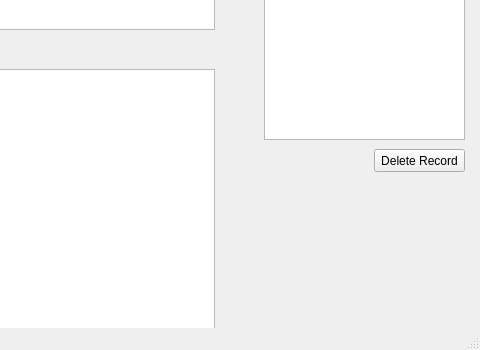
First picture: the form in main page.ui, repository SyedMTaseen/DataSeed, before the edit; both pictures show x 686 to 1166 and y 341 to 691 of the 1166 by 691 pixel window.
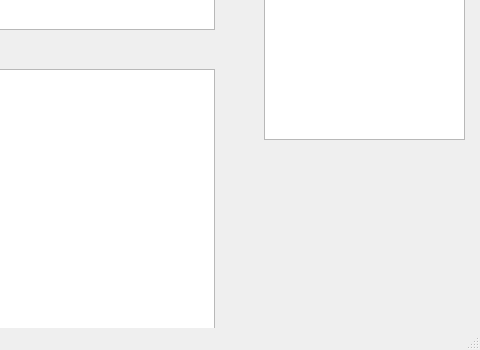
Second picture: the form after the edit.

The edit to the form file:
```diff
--- a/main page.ui
+++ b/main page.ui
@@ -159,22 +159,6 @@
      <string>My Data For Sell:</string>
     </property>
    </widget>
-   <widget class="QPushButton" name="deleterecord">
-    <property name="geometry">
-     <rect>
-      <x>1060</x>
-      <y>490</y>
-      <width>91</width>
-      <height>23</height>
-     </rect>
-    </property>
-    <property name="text">
-     <string>Delete Record</string>
-    </property>
-    <property name="autoDefault">
-     <bool>true</bool>
-    </property>
-   </widget>
    <widget class="QPushButton" name="deletedata">
     <property name="geometry">
      <rect>
```
Left out of the diff: 1 changed line with no effect on the pictures.
